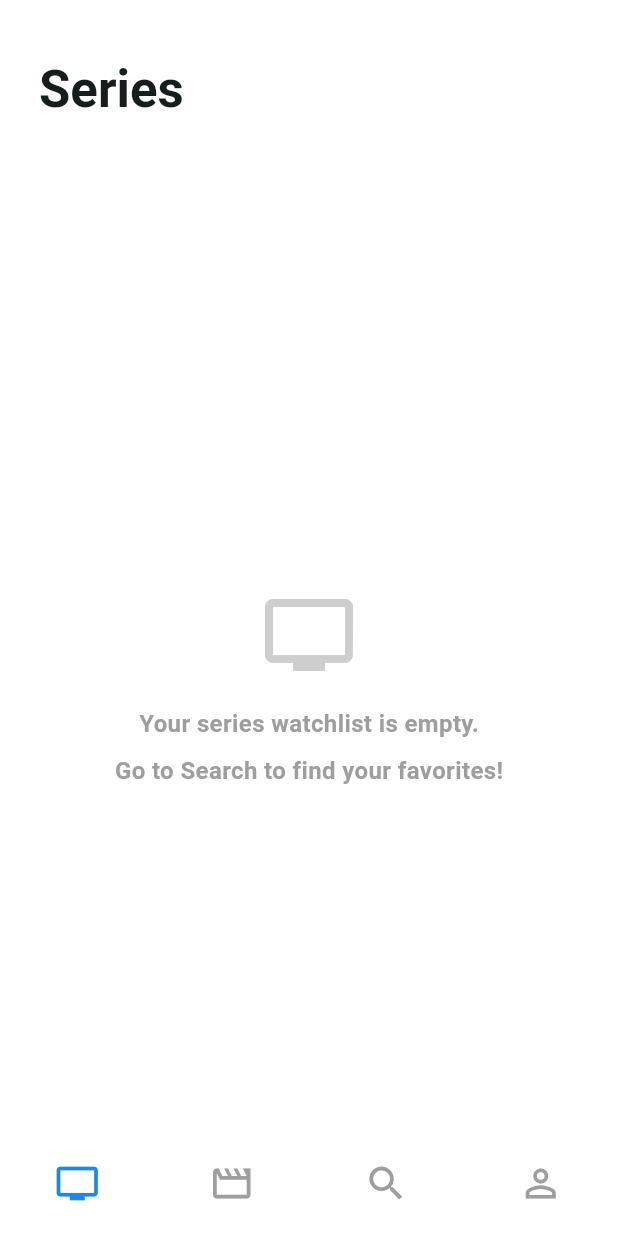
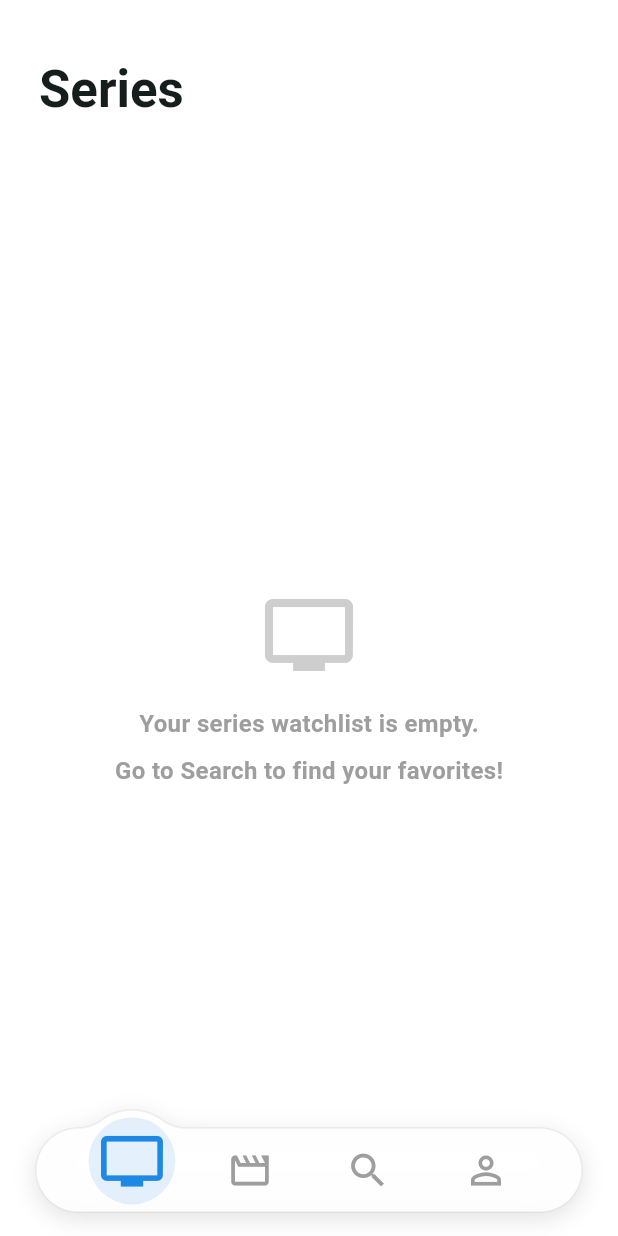
Before and after one commit to tamseg/watchlistgo, a Flutter app: the screen it shows after launch, on a phone screen of 412 x 824 dp. Run offline on Flutter 3.47's test engine with Material 3 defaults, Android fonts, the phone set to English and light mode, and no system bars; our stand-ins replace cached_network_image, cloud_firestore, connectivity_plus, firebase_auth, firebase_core, firebase_messaging and 8 more; missing offline and left inert: mcp_toolkit, shared_preferences_android; accounts and stored records are empty.

Commit message:
UI: Replace bottom nav with floating pill nav bar

```diff
--- a/lib/screens/home_page.dart
+++ b/lib/screens/home_page.dart
@@ -1,8 +1,7 @@
 import 'dart:async';
-import 'dart:ui';
 import 'package:material_ui/material_ui.dart';
-import '../theme/app_theme.dart';
 import '../services/watchlist_repository.dart';
+import '../widgets/floating_nav_bar.dart';
 import '../widgets/movie_card.dart';
 import '../widgets/series_card.dart';
 import 'watchlist_page.dart';
@@ -158,51 +157,33 @@ class _HomePageState extends State<HomePage> {
           ),
         ],
       ),
-      bottomNavigationBar: ClipRect(
-        child: BackdropFilter(
-          filter: ImageFilter.blur(
-            sigmaX: AppTheme.glassBlurSigma,
-            sigmaY: AppTheme.glassBlurSigma,
-          ),
-          child: ValueListenableBuilder<int>(
+      bottomNavigationBar: ValueListenableBuilder<int>(
         valueListenable: _pageIndex,
-            builder: (context, index, _) => BottomNavigationBar(
-              backgroundColor: Colors.white.withValues(
-                alpha: AppTheme.glassOpacity,
-              ),
-              elevation: 0,
-              type: BottomNavigationBarType.fixed,
+        builder: (context, index, _) => FloatingNavBar(
           currentIndex: index,
           onTap: _onNavTap,
-              showSelectedLabels: false,
-              showUnselectedLabels: false,
-              iconSize: 30.0,
-              selectedItemColor: AppTheme.navActiveColor,
-              unselectedItemColor: AppTheme.metaIconColor,
           items: const [
-                BottomNavigationBarItem(
-                  icon: Icon(Icons.tv_outlined),
-                  activeIcon: Icon(Icons.tv),
+            FloatingNavItem(
+              icon: Icons.tv_outlined,
+              activeIcon: Icons.tv,
               label: 'Series',
             ),
-                BottomNavigationBarItem(
-                  icon: Icon(Icons.movie_outlined),
-                  activeIcon: Icon(Icons.movie),
+            FloatingNavItem(
+              icon: Icons.movie_outlined,
+              activeIcon: Icons.movie,
               label: 'Movies',
             ),
-                BottomNavigationBarItem(
-                  icon: Icon(Icons.search_outlined),
-                  activeIcon: Icon(Icons.search),
+            FloatingNavItem(
+              icon: Icons.search_outlined,
+              activeIcon: Icons.search,
               label: 'Search',
             ),
-                BottomNavigationBarItem(
-                  icon: Icon(Icons.person_outline),
-                  activeIcon: Icon(Icons.person),
+            FloatingNavItem(
+              icon: Icons.person_outline,
+              activeIcon: Icons.person,
               label: 'Profile',
             ),
           ],
-            ),
-          ),
         ),
       ),
     );
--- a/lib/screens/profile_page.dart
+++ b/lib/screens/profile_page.dart
@@ -63,11 +63,11 @@ class _ProfilePageState extends State<ProfilePage> {
         scrolledUnderElevation: 0,
       ),
       body: SingleChildScrollView(
-        padding: const EdgeInsets.only(
+        padding: EdgeInsets.only(
           left: 24.0,
           right: 24.0,
           top: 48.0,
-          bottom: 24.0,
+          bottom: MediaQuery.paddingOf(context).bottom + 16.0,
         ),
         child: Column(
           crossAxisAlignment: CrossAxisAlignment.stretch,
--- a/lib/screens/search_page.dart
+++ b/lib/screens/search_page.dart
@@ -248,11 +248,11 @@ class SearchPageState extends State<SearchPage> {
     }
 
     return ListView.builder(
-      padding: const EdgeInsets.only(
+      padding: EdgeInsets.only(
         left: 14.0,
         right: 14.0,
         top: 130.0,
-        bottom: 64.0,
+        bottom: MediaQuery.paddingOf(context).bottom + 16.0,
       ),
       itemCount: _results.length,
       itemBuilder: (context, index) {
--- a/lib/screens/watchlist_page.dart
+++ b/lib/screens/watchlist_page.dart
@@ -92,7 +92,12 @@ class WatchlistPage extends StatelessWidget {
             SliverFillRemaining(hasScrollBody: false, child: _buildEmptyState())
           else
             SliverPadding(
-              padding: const EdgeInsets.fromLTRB(14.0, 8.0, 14.0, 64.0),
+              padding: EdgeInsets.fromLTRB(
+                14.0,
+                8.0,
+                14.0,
+                MediaQuery.paddingOf(context).bottom + 16.0,
+              ),
               sliver: SliverList.list(children: ids.map(itemBuilder).toList()),
             ),
         ],
--- /dev/null
+++ b/lib/widgets/floating_nav_bar.dart
@@ -0,0 +1,305 @@
+import 'dart:math' as math;
+import 'dart:ui';
+import 'package:material_ui/material_ui.dart';
+import '../theme/app_theme.dart';
+
+class FloatingNavItem {
+  final IconData icon;
+  final IconData activeIcon;
+  final String label;
+
+  const FloatingNavItem({
+    required this.icon,
+    required this.activeIcon,
+    required this.label,
+  });
+}
+
+const double _barHeight = 56.0;
+const double _bulgeHeight = 12.0;
+const double _domeGap = 5.0;
+const double _shoulderRadius = 26.0;
+const double _sideMargin = 24.0;
+const double _endInset = 64.0;
+const double _bottomGap = 16.0;
+const double _iconSize = 30.0;
+const double _selectedIconScale = 1.5;
+const double _indicatorSize = 58.0;
+const Duration _slideDuration = Duration(milliseconds: 300);
+
+const double _shapeHeight = _bulgeHeight + _barHeight;
+const double _endRadius = _barHeight / 2;
+const double _barCenterY = _bulgeHeight + _endRadius;
+const double _domeRadius = _indicatorSize / 2 + _domeGap;
+const double _selectedCenterY = _domeRadius;
+
+final double _bulgeHalfWidth = math.sqrt(
+  _bulgeHeight * (2 * (_domeRadius + _shoulderRadius) - _bulgeHeight),
+);
+final double _domeEdgeX =
+    _bulgeHalfWidth * _domeRadius / (_domeRadius + _shoulderRadius);
+
+double _bulgeLift(double dx) {
+  final x = dx.abs();
+  if (x >= _bulgeHalfWidth) return 0;
+  if (x <= _domeEdgeX) {
+    return _bulgeHeight -
+        _domeRadius +
+        math.sqrt(_domeRadius * _domeRadius - x * x);
+  }
+  final fromShoulder = x - _bulgeHalfWidth;
+  return _shoulderRadius -
+      math.sqrt(
+        _shoulderRadius * _shoulderRadius - fromShoulder * fromShoulder,
+      );
+}
+
+class FloatingNavBar extends StatelessWidget {
+  final List<FloatingNavItem> items;
+  final int currentIndex;
+  final ValueChanged<int> onTap;
+
+  const FloatingNavBar({
+    super.key,
+    required this.items,
+    required this.currentIndex,
+    required this.onTap,
+  });
+
+  @override
+  Widget build(BuildContext context) {
+    final safeBottom = MediaQuery.viewPaddingOf(context).bottom;
+
+    return SizedBox(
+      height: _shapeHeight + _bottomGap + safeBottom,
+      child: LayoutBuilder(
+        builder: (context, constraints) {
+          final barWidth = constraints.maxWidth - 2 * _sideMargin;
+          final n = items.length;
+          const firstCenter = _endInset;
+          final spacing = n > 1 ? (barWidth - 2 * firstCenter) / (n - 1) : 0.0;
+          double centerOf(int i) =>
+              n > 1 ? firstCenter + spacing * i : barWidth / 2;
+
+          return GestureDetector(
+            behavior: HitTestBehavior.opaque,
+            onTapUp: (details) {
+              if (n == 1) return onTap(0);
+              final x = details.localPosition.dx - _sideMargin - firstCenter;
+              onTap((x / spacing).round().clamp(0, n - 1));
+            },
+            child: Stack(
+              children: [
+                Positioned(
+                  left: _sideMargin,
+                  right: _sideMargin,
+                  top: 0,
+                  height: _shapeHeight,
+                  child: TweenAnimationBuilder<double>(
+                    tween: Tween(end: centerOf(currentIndex)),
+                    duration: _slideDuration,
+                    curve: Curves.easeInOut,
+                    builder: (context, bulgeX, _) {
+                      final shape = _BulgeShape(bulgeX);
+                      return Stack(
+                        clipBehavior: Clip.none,
+                        children: [
+                          Positioned.fill(
+                            child: CustomPaint(painter: _ShadowPainter(shape)),
+                          ),
+                          Positioned.fill(
+                            child: ClipPath(
+                              clipper: shape,
+                              child: BackdropFilter(
+                                filter: ImageFilter.blur(
+                                  sigmaX: AppTheme.glassBlurSigma,
+                                  sigmaY: AppTheme.glassBlurSigma,
+                                ),
+                                child: ColoredBox(
+                                  color: Colors.white.withValues(
+                                    alpha: AppTheme.glassOpacity,
+                                  ),
+                                ),
+                              ),
+                            ),
+                          ),
+                          Positioned.fill(
+                            child: CustomPaint(painter: _OutlinePainter(shape)),
+                          ),
+                          Positioned(
+                            left: bulgeX - _indicatorSize / 2,
+                            top: _selectedCenterY - _indicatorSize / 2,
+                            width: _indicatorSize,
+                            height: _indicatorSize,
+                            child: DecoratedBox(
+                              decoration: BoxDecoration(
+                                color: AppTheme.navActiveColor.withValues(
+                                  alpha: 0.12,
+                                ),
+                                shape: BoxShape.circle,
+                              ),
+                            ),
+                          ),
+                        ],
+                      );
+                    },
+                  ),
+                ),
+                for (var i = 0; i < n; i++)
+                  Positioned(
+                    left: _sideMargin + centerOf(i) - _iconSize / 2,
+                    top: _barCenterY - _iconSize / 2,
+                    width: _iconSize,
+                    height: _iconSize,
+                    child: _NavIcon(
+                      item: items[i],
+                      selected: i == currentIndex,
+                      onTap: () => onTap(i),
+                    ),
+                  ),
+              ],
+            ),
+          );
+        },
+      ),
+    );
+  }
+}
+
+class _BulgeShape extends CustomClipper<Path> {
+  final double bulgeX;
+
+  const _BulgeShape(this.bulgeX);
+
+  @override
+  Path getClip(Size size) {
+    final w = size.width;
+
+    Offset raised(double x, double y) {
+      if (y >= _barCenterY) return Offset(x, y);
+      final weight = ((_barCenterY - y) / _endRadius).clamp(0.0, 1.0);
+      return Offset(x, y - _bulgeLift(x - bulgeX) * weight);
+    }
+
+    Offset onEnd(double cx, double angle) => Offset(
+      cx + _endRadius * math.cos(angle),
+      _barCenterY + _endRadius * math.sin(angle),
+    );
+
+    final points = <Offset>[];
+    for (var deg = 90.0; deg <= 270.0; deg += 2) {
+      final p = onEnd(_endRadius, deg * math.pi / 180);
+      points.add(raised(p.dx, p.dy));
+    }
+    for (var x = _endRadius + 1; x < w - _endRadius; x += 1) {
+      points.add(raised(x, _bulgeHeight));
+    }
+    for (var deg = -90.0; deg <= 90.0; deg += 2) {
+      final p = onEnd(w - _endRadius, deg * math.pi / 180);
+      points.add(raised(p.dx, p.dy));
+    }
+
+    return Path()..addPolygon(points, true);
+  }
+
+  @override
+  bool shouldReclip(_BulgeShape oldClipper) => oldClipper.bulgeX != bulgeX;
+}
+
+class _ShadowPainter extends CustomPainter {
+  final _BulgeShape shape;
+
+  const _ShadowPainter(this.shape);
+
+  @override
+  void paint(Canvas canvas, Size size) {
+    final path = shape.getClip(size);
+    final outside = Path.combine(
+      PathOperation.difference,
+      Path()..addRect((Offset.zero & size).inflate(32)),
+      path,
+    );
+    canvas
+      ..save()
+      ..clipPath(outside)
+      ..drawPath(
+        path.shift(const Offset(0, 4)),
+        Paint()
+          ..color = Colors.black.withValues(alpha: 0.12)
+          ..maskFilter = const MaskFilter.blur(BlurStyle.normal, 8),
+      )
+      ..restore();
+  }
+
+  @override
+  bool shouldRepaint(_ShadowPainter oldDelegate) =>
+      oldDelegate.shape.bulgeX != shape.bulgeX;
+}
+
+class _OutlinePainter extends CustomPainter {
+  final _BulgeShape shape;
+
+  const _OutlinePainter(this.shape);
+
+  @override
+  void paint(Canvas canvas, Size size) {
+    canvas.drawPath(
+      shape.getClip(size),
+      Paint()
+        ..style = PaintingStyle.stroke
+        ..strokeWidth = 1
+        ..color = Colors.black.withValues(alpha: 0.06),
+    );
+  }
+
+  @override
+  bool shouldRepaint(_OutlinePainter oldDelegate) =>
+      oldDelegate.shape.bulgeX != shape.bulgeX;
+}
+
+class _NavIcon extends StatelessWidget {
+  final FloatingNavItem item;
+  final bool selected;
+  final VoidCallback onTap;
+
+  const _NavIcon({
+    required this.item,
+    required this.selected,
+    required this.onTap,
+  });
+
+  @override
+  Widget build(BuildContext context) {
+    return Semantics(
+      button: true,
+      selected: selected,
+      label: item.label,
+      onTap: onTap,
+      excludeSemantics: true,
+      child: AnimatedSlide(
+        offset: selected
+            ? const Offset(0, (_selectedCenterY - _barCenterY) / _iconSize)
+            : Offset.zero,
+        duration: _slideDuration,
+        curve: Curves.easeInOut,
+        child: AnimatedScale(
+          scale: selected ? _selectedIconScale : 1.0,
+          duration: _slideDuration,
+          curve: Curves.easeInOut,
+          child: TweenAnimationBuilder<Color?>(
+            tween: ColorTween(
+              end: selected ? AppTheme.navActiveColor : AppTheme.metaIconColor,
+            ),
+            duration: _slideDuration,
+            curve: Curves.easeInOut,
+            builder: (context, color, _) => Icon(
+              selected ? item.activeIcon : item.icon,
+              size: _iconSize,
+              color: color,
+            ),
+          ),
+        ),
+      ),
+    );
+  }
+}
```
Lines whose indentation alone changed are shown as unchanged.
